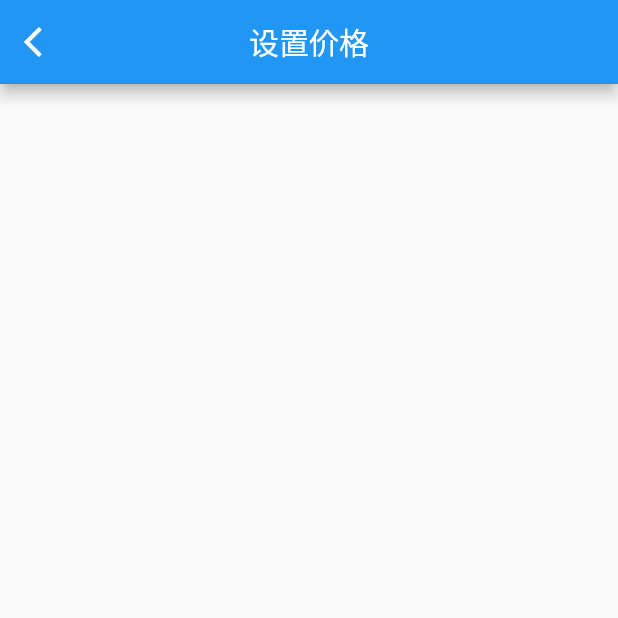
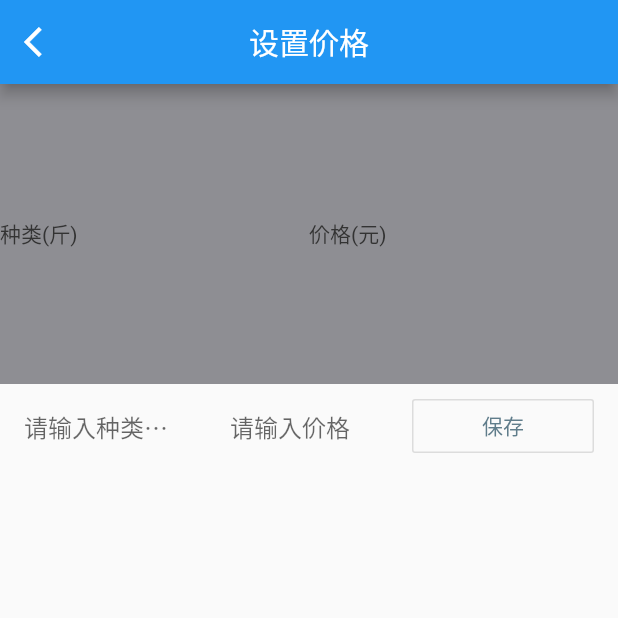
Before and after one commit to Weightang/CoilApp, a Flutter app: the PricePage screen opened by its route, on a phone screen of 412 x 824 dp, the top half of it. Run offline on Flutter 3.47's test engine with Material 2 defaults, Android fonts, the phone set to English and light mode, and no system bars; drawn by our look-alikes of oktoast, pull_to_refresh; our stand-ins replace cached_network_image, cookie_jar, device_info, dio, dio_cookie_manager, floor and 3 more; missing offline and left inert: common_utils, flustars; accounts and stored records are empty; generated files the repository leaves out were written again.

Commit message:
完成设置价格的问题

```diff
--- a/lib/models/response/price_entity.dart
+++ b/lib/models/response/price_entity.dart
@@ -4,6 +4,9 @@ import 'package:flutter_app/generated/json/base/json_convert_content.dart';
 
 @Entity(primaryKeys: ["id","name"])
 class PriceEntity {
+
+	PriceEntity({this.id,this.name,this.price});
+
 	int id;
 	String name;
 	String price;
--- a/lib/ui/page/setting/basis_page.dart
+++ b/lib/ui/page/setting/basis_page.dart
@@ -26,7 +26,7 @@ class _BasisPageState extends State<BasisPage> {
       ),
       body: ListView.builder(
         itemCount: list.length,
-        itemExtent: 30,
+        itemExtent: 60,
         itemBuilder: (BuildContext context, int index) {
           return ListTile(
             title: Text(list[index]),
--- a/lib/ui/page/setting/price_page.dart
+++ b/lib/ui/page/setting/price_page.dart
@@ -3,7 +3,8 @@ import 'package:flutter_app/models/response/price_entity.dart';
 import 'package:flutter_app/models/viewModel/pirce_model.dart';
 import 'package:flutter_app/provider/provider_widget.dart';
 import 'package:flutter_app/provider/view_state_widget.dart';
-
+import 'package:flutter_app/res/colors.dart';
+import 'package:oktoast/oktoast.dart';
 
 class PricePage extends StatefulWidget {
   @override
@@ -30,15 +31,31 @@ class _PricePageState extends State<PricePage> {
           body: SafeArea(
             child: Column(
               children: <Widget>[
+                Container(
+                  height: 200,
+                  child: Row(
+                    children: [
+                      Expanded(
+                        child: Text(
+                          "种类(斤)",
+                          style: TextStyle(color: MyColors.gray_33),
+                        ),
+                        flex: 1,
+                      ),
+                      Expanded(
+                        child: Text("价格(元)",
+                            style: TextStyle(color: MyColors.gray_33)),
+                        flex: 1,
+                      )
+                    ],
+                  ),
+                  decoration: BoxDecoration(color: MyColors.common_grey_8e),
+                ),
                 PriceListView(model: model),
                 PriceTextField(model: model),
-
               ],
-
             ),
-
           ),
-
         );
       },
     );
@@ -50,7 +67,6 @@ class PriceListView extends StatelessWidget {
 
   PriceListView({@required this.model});
 
-
   @override
   Widget build(BuildContext context) {
     return ProviderWidget<PriceModel>(
@@ -59,32 +75,137 @@ class PriceListView extends StatelessWidget {
           if (model.isEmpty) {
             return Container();
           } else if (model.isError) {
-            return ViewStateErrorWidget(error: model.viewStateError);
+            return ViewStateErrorWidget(
+                error: model.viewStateError,
+                onPressed: () {
+                  showToast("数据查询错误");
+                });
           }
           List<PriceEntity> priceList;
-          model.findAllPrice().then((value) => priceList=value);
-         return ListView.builder(
-           itemCount: priceList.length,
-           itemBuilder: (_,index){
+          model.findAllPrice().then((value) => priceList = value);
+          return ListView.builder(
+            itemCount: priceList.length,
+            itemBuilder: (_, index) {
+              return PriceSettingCell(bean: priceList[index], model: model);
+            },
+          );
+        });
+  }
+}
 
-             return Container();
+class PriceSettingCell extends StatelessWidget {
+  final PriceEntity bean;
+  final PriceModel model;
 
-           },
+  PriceSettingCell({@required this.bean, @required this.model});
 
-         );
-
-        }
+  @override
+  Widget build(BuildContext context) {
+    return Dismissible(
+      key: Key('${bean.hashCode}'),
+      background: Container(color: Colors.white),
+      direction: DismissDirection.endToStart,
+      child: Padding(
+          padding: const EdgeInsets.symmetric(
+            vertical: 8,
+            horizontal: 16,
+          ),
+          child: Container(
+            child: Row(
+              children: <Widget>[
+                Expanded(
+                  child: Text(
+                    "${bean.name}",
+                    style: TextStyle(color: MyColors.gray_33),
+                  ),
+                  flex: 1,
+                ),
+                Expanded(
+                  child: Text("${bean.price}",
+                      style: TextStyle(color: MyColors.gray_33)),
+                  flex: 1,
+                )
+              ],
+            ),
+          )),
+      onDismissed: (_) async {},
     );
   }
 }
 
 class PriceTextField extends StatelessWidget {
   final PriceModel model;
+  final TextEditingController _textNameEditingController;
+  final TextEditingController _textPriceEditingController;
 
-  PriceTextField({@required this.model});
+  PriceTextField({@required this.model})
+      : _textNameEditingController = TextEditingController(),
+        _textPriceEditingController = TextEditingController();
 
   @override
   Widget build(BuildContext context) {
-    return Container();
+    return Container(
+        child: Row(
+      children: <Widget>[
+        Expanded(
+          child: TextField(
+            controller: _textNameEditingController,
+            decoration: const InputDecoration(
+              fillColor: Colors.transparent,
+              filled: true,
+              contentPadding: EdgeInsets.all(16),
+              border: InputBorder.none,
+              hintText: '请输入种类名称',
+            ),
+            onSubmitted: (_) async {
+              await _persistMessage();
+            },
+          ),
+
+        ),
+        Expanded(
+          child: TextField(
+            controller: _textPriceEditingController,
+            decoration: const InputDecoration(
+              fillColor: Colors.transparent,
+              filled: true,
+              contentPadding: EdgeInsets.all(16),
+              border: InputBorder.none,
+              hintText: '请输入价格',
+            ),
+            onSubmitted: (_) async {
+              await _persistMessage();
+            },
+          ),
+        ),
+        Expanded(
+            child: Padding(
+          padding: const EdgeInsets.only(right: 16),
+          child: OutlineButton(
+            textColor: Colors.blueGrey,
+            child: const Text('保存'),
+            onPressed: () async {
+              await _persistMessage();
+            },
+          ),
+        ))
+      ],
+    ));
   }
+
+  Future<void> _persistMessage() async {
+    final name = _textNameEditingController.text;
+    final price = _textPriceEditingController.text;
+    if (name.trim().isEmpty) {
+      _textNameEditingController.clear();
+    }else if(price.trim().isEmpty){
+      _textPriceEditingController.clear();
+    } else {
+      final pirce = PriceEntity(name: name,price: price);
+      await model.addPrice(pirce);
+      _textNameEditingController.clear();
+      _textPriceEditingController.clear();
+    }
+  }
+
 }
--- a/lib/ui/page/tab_navigator.dart
+++ b/lib/ui/page/tab_navigator.dart
@@ -1,12 +1,13 @@
 import 'package:flutter/material.dart';
 import 'package:flutter_app/config/router_manger.dart';
 import 'package:flutter_app/res/index.dart';
+import 'package:flutter_app/ui/page/home/sell_page.dart';
 import 'package:flutter_app/ui/widget/iconfont_icons.dart';
 import 'package:flutter_app/ui/widget/my_tab_indicator.dart';
 
 import 'home/bill_page.dart';
 
-List<Widget> pages = <Widget>[BillPage()];
+List<Widget> pages = <Widget>[BillPage(),SellPage()];
 
 class TabNavigator extends StatefulWidget {
   @override
@@ -62,8 +63,10 @@ class _TabNavigatorState extends State<TabNavigator>
         ),
         drawer: HomeDrawer(),
         floatingActionButton: Container(
-          width: 300,
+          width: 100,
+          height: 100,
           child: TabBar(
+
             controller: mTabController,
             indicator: FloatingLineTabIndicator(),
             tabs: [
```
Also changed, not shown: lib/config/provider_manager.dart (+4 -3 lines), 2 other files.
